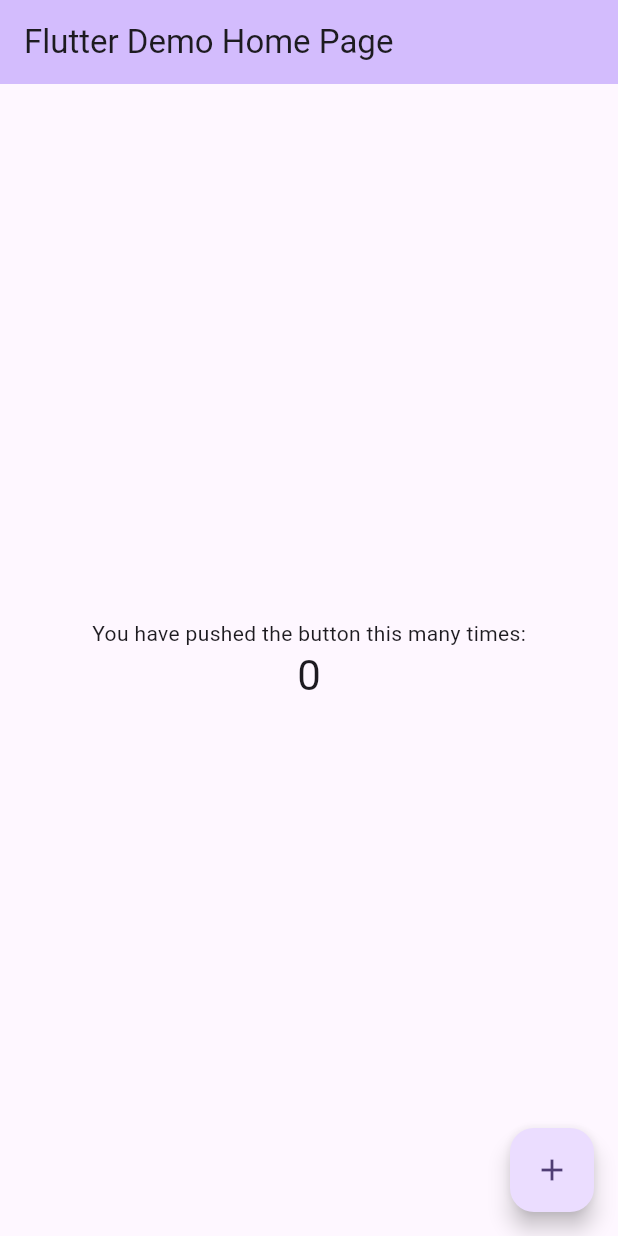
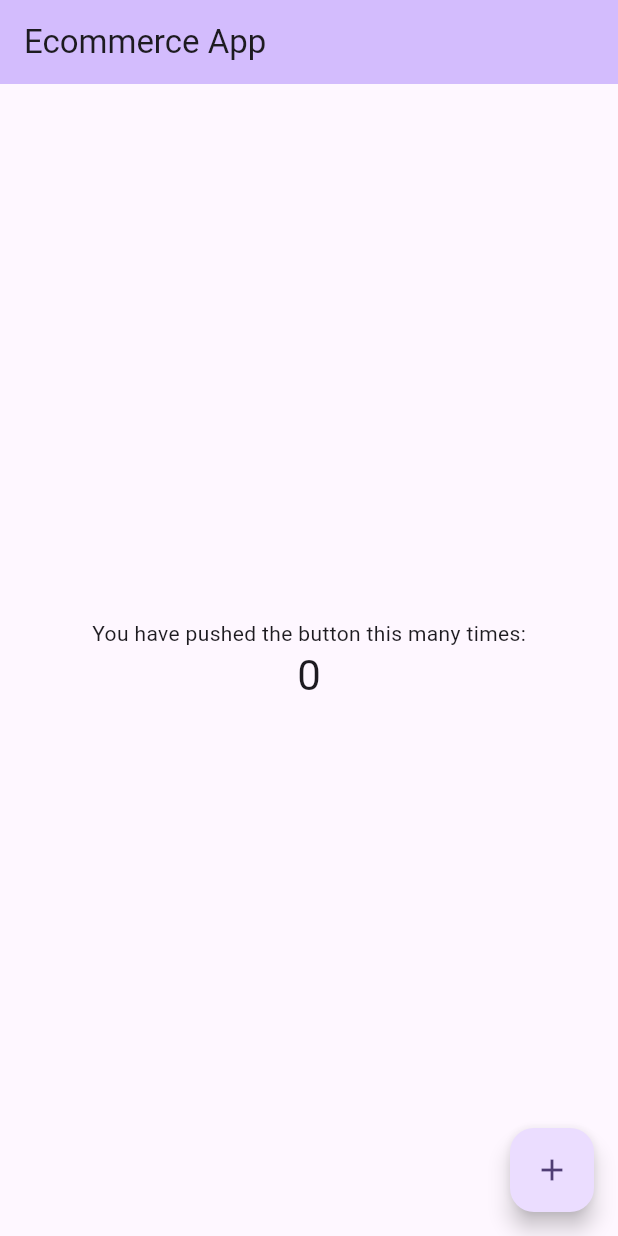
Before and after one commit to usman-codes/Ecommerce-App, a Flutter app: the screen it shows after launch, on a phone screen of 412 x 824 dp. Run offline on Flutter 3.47's test engine with Material 3 defaults, Android fonts, the phone set to English and light mode, and no system bars.

Commit message:
Initial Commit

```diff
--- a/ecommerce_app/lib/main.dart
+++ b/ecommerce_app/lib/main.dart
@@ -15,7 +15,7 @@ class MyApp extends StatelessWidget {
         colorScheme: ColorScheme.fromSeed(seedColor: Colors.deepPurple),
         useMaterial3: true,
       ),
-      home: const MyHomePage(title: 'Flutter Demo Home Page'),
+      home: const MyHomePage(title: 'Ecommerce App'),
     );
   }
 }
```
